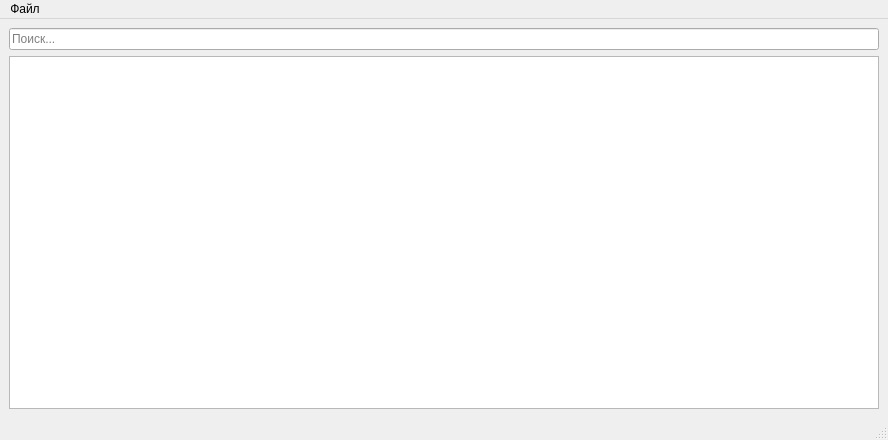
igrekus/subst, file mainwindow.ui: the form before one commit.
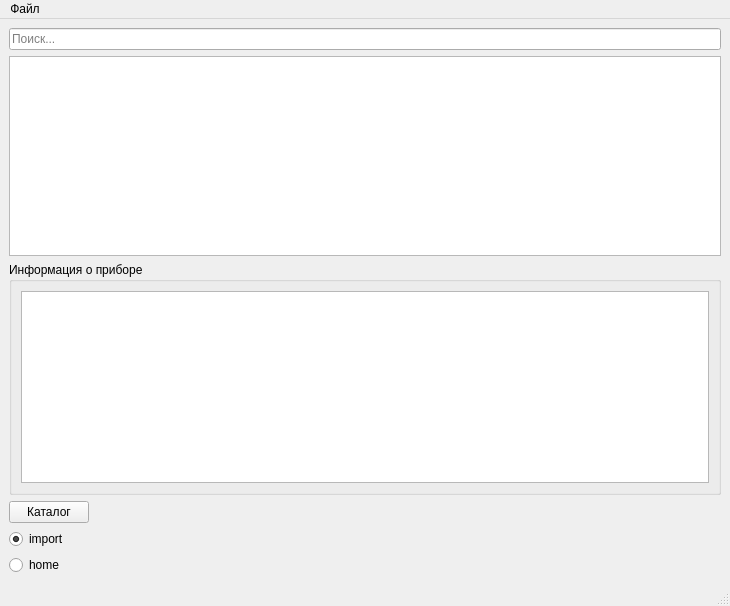
The form after the commit.

Diff of the .ui file:
```diff
--- a/mainwindow.ui
+++ b/mainwindow.ui
@@ -6,33 +6,127 @@
    <rect>
     <x>0</x>
     <y>0</y>
-    <width>888</width>
-    <height>440</height>
+    <width>730</width>
+    <height>596</height>
    </rect>
   </property>
   <property name="windowTitle">
    <string>База аналогов</string>
   </property>
   <widget class="QWidget" name="centralwidget">
-   <layout class="QVBoxLayout" name="verticalLayout_2">
+   <layout class="QVBoxLayout" name="verticalLayout_3">
     <item>
-     <layout class="QVBoxLayout" name="verticalLayout">
+     <widget class="QLineEdit" name="editSearch">
+      <property name="placeholderText">
+       <string>Поиск...</string>
+      </property>
+     </widget>
+    </item>
+    <item>
+     <widget class="QTreeView" name="treeDeviceList">
+      <property name="minimumSize">
+       <size>
+        <width>0</width>
+        <height>200</height>
+       </size>
+      </property>
+      <property name="maximumSize">
+       <size>
+        <width>16777215</width>
+        <height>16777215</height>
+       </size>
+      </property>
+     </widget>
+    </item>
+    <item>
+     <layout class="QHBoxLayout" name="horizontalLayout">
+      <property name="sizeConstraint">
+       <enum>QLayout::SetMinimumSize</enum>
+      </property>
       <item>
-       <widget class="QLineEdit" name="editSearch">
-        <property name="placeholderText">
-         <string>Поиск...</string>
+       <widget class="QGroupBox" name="groupInfo">
+        <property name="sizePolicy">
+         <sizepolicy hsizetype="Preferred" vsizetype="Minimum">
+          <horstretch>0</horstretch>
+          <verstretch>0</verstretch>
+         </sizepolicy>
         </property>
+        <property name="minimumSize">
+         <size>
+          <width>0</width>
+          <height>0</height>
+         </size>
+        </property>
+        <property name="title">
+         <string>Информация о приборе</string>
+        </property>
+        <layout class="QVBoxLayout" name="verticalLayout_2">
+         <item>
+          <widget class="QPlainTextEdit" name="textDeviceInfo">
+           <property name="sizePolicy">
+            <sizepolicy hsizetype="Expanding" vsizetype="Minimum">
+             <horstretch>0</horstretch>
+             <verstretch>0</verstretch>
+            </sizepolicy>
+           </property>
+           <property name="readOnly">
+            <bool>true</bool>
+           </property>
+           <property name="textInteractionFlags">
+            <set>Qt::TextSelectableByKeyboard|Qt::TextSelectableByMouse</set>
+           </property>
+           <property name="placeholderText">
+            <string/>
+           </property>
+          </widget>
+         </item>
+        </layout>
        </widget>
       </item>
+     </layout>
+    </item>
+    <item>
+     <layout class="QHBoxLayout" name="horizontalLayout_2">
       <item>
-       <widget class="QTreeView" name="treeDeviceList">
-        <property name="maximumSize">
+       <layout class="QVBoxLayout" name="verticalLayout_4">
+        <item>
+         <widget class="QPushButton" name="btnDeviceEditor">
+          <property name="text">
+           <string>Каталог</string>
+          </property>
+         </widget>
+        </item>
+        <item>
+         <widget class="QRadioButton" name="radioImport">
+          <property name="text">
+           <string>import</string>
+          </property>
+          <property name="checked">
+           <bool>true</bool>
+          </property>
+         </widget>
+        </item>
+        <item>
+         <widget class="QRadioButton" name="radioHomebrew">
+          <property name="text">
+           <string>home</string>
+          </property>
+         </widget>
+        </item>
+       </layout>
+      </item>
+      <item>
+       <spacer name="horizontalSpacer">
+        <property name="orientation">
+         <enum>Qt::Horizontal</enum>
+        </property>
+        <property name="sizeHint" stdset="0">
          <size>
-          <width>16777215</width>
-          <height>16777215</height>
+          <width>40</width>
+          <height>20</height>
          </size>
         </property>
-       </widget>
+       </spacer>
       </item>
      </layout>
     </item>
@@ -46,7 +140,7 @@
     <rect>
      <x>0</x>
      <y>0</y>
-     <width>888</width>
+     <width>730</width>
      <height>18</height>
     </rect>
    </property>
```
